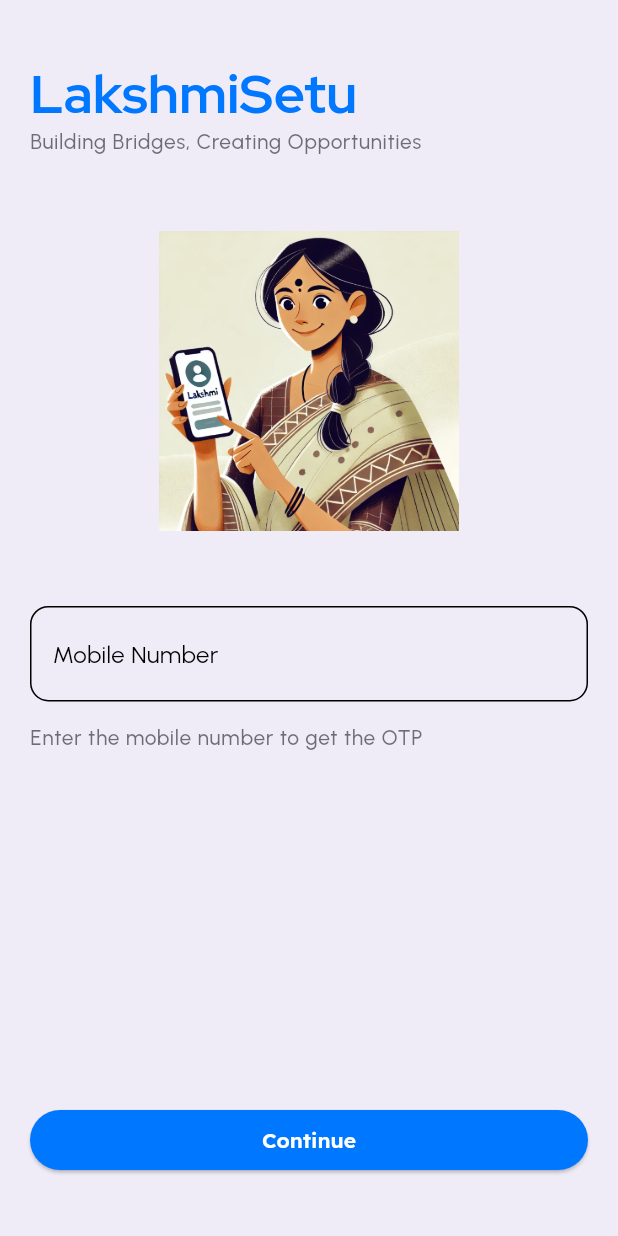
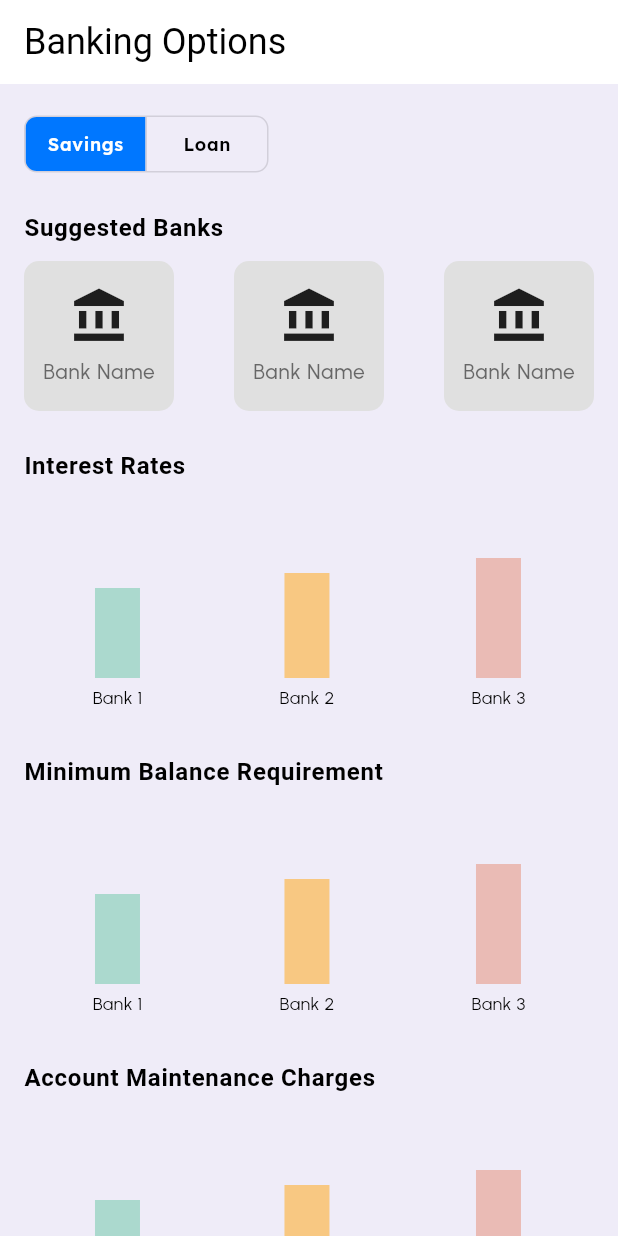
Before and after one commit to anshd258/LakshmiSetu, a Flutter app: the screen it shows after launch, on a phone screen of 412 x 824 dp. Run offline on Flutter 3.47's test engine with Material 3 defaults, Android fonts, the phone set to English and light mode, and no system bars; our stand-ins replace bloc, firebase_core, firebase_crashlytics, flutter_bloc, flutter_screenutil, freezed_annotation and 6 more; missing offline and left inert: talker_bloc_logger; accounts and stored records are empty; generated files the repository leaves out were written again; statements that could not run were skipped.

Commit message:
Banking options screen added

```diff
--- a/lib/app_routes.dart
+++ b/lib/app_routes.dart
@@ -3,6 +3,7 @@ import 'package:go_router/go_router.dart';
 import 'package:lakshmi_setu/core/routes/home_routes.dart';
 import 'package:lakshmi_setu/core/routes/onboarding_routes.dart';
 import 'package:lakshmi_setu/presentation/screens/authentication/page.dart';
+import 'package:lakshmi_setu/presentation/screens/banking/page.dart';
 import 'package:lakshmi_setu/presentation/screens/home/page.dart';
 
 final rootNavigatoinKey = GlobalKey<NavigatorState>(debugLabel: "root");
@@ -25,7 +26,7 @@ void resetShellRouter(BuildContext context) {
 
 GoRouter routes = GoRouter(
   navigatorKey: rootNavigatoinKey,
-  initialLocation: AuthenticationScreen.route,
+  initialLocation: BankingOptionsScreen.route,
   routes: [
     ...onboardingRoutes,
     ...homeRoutes,
--- a/lib/core/routes/home_routes.dart
+++ b/lib/core/routes/home_routes.dart
@@ -1,4 +1,5 @@
 import 'package:go_router/go_router.dart';
+import 'package:lakshmi_setu/presentation/screens/banking/page.dart';
 import 'package:lakshmi_setu/presentation/screens/budgeting/page_budgeting.dart';
 import 'package:lakshmi_setu/presentation/screens/budgeting/page_expenses.dart';
 import 'package:lakshmi_setu/presentation/screens/home/page.dart';
@@ -13,4 +14,8 @@ List<GoRoute> homeRoutes = [
     path: AddExpensePage.route,
     builder: (context, state) => AddExpensePage(),
   ),
+  GoRoute(
+    path: BankingOptionsScreen.route,
+    builder: (context, state) => BankingOptionsScreen(),
+  ),
 ];
--- a/lib/core/theme/text_theme.dart
+++ b/lib/core/theme/text_theme.dart
@@ -29,9 +29,9 @@ class TextThemeLaxmiSetu {
       color: Colors.black,
     ),
     labelSmall: GoogleFonts.lexend(
-      fontSize: 16,
-      fontWeight: FontWeight.w400,
-      color: Colors.black,
+      fontSize: 12,
+      fontWeight: FontWeight.w600,
+      color: Colors.white,
     ),
   );
 }
--- /dev/null
+++ b/lib/presentation/screens/banking/page.dart
@@ -0,0 +1,117 @@
+import 'package:flutter/material.dart';
+import 'package:lakshmi_setu/core/theme/theme_extensions.dart';
+import 'package:lakshmi_setu/presentation/screens/banking/widgets/bar_chart.dart';
+
+class BankingOptionsScreen extends StatefulWidget {
+  static const route = '/bankingOptionsScreen';
+  static const routeName = 'BankingOptionsScreen';
+  const BankingOptionsScreen({super.key});
+
+  @override
+  State<BankingOptionsScreen> createState() => _BankingOptionsScreenState();
+}
+
+class _BankingOptionsScreenState extends State<BankingOptionsScreen> {
+  List<bool> isSelected = [
+    true,
+    false
+  ]; // Toggle state for "Savings" and "Loan"
+
+  @override
+  Widget build(BuildContext context) {
+    return Scaffold(
+      appBar: AppBar(
+        title: Text('Banking Options', style: context.textTheme.headlineSmall),
+        elevation: 0,
+        automaticallyImplyLeading: true,
+      ),
+      body: SingleChildScrollView(
+        child: Padding(
+          padding: const EdgeInsets.all(16.0),
+          child: Column(
+            crossAxisAlignment: CrossAxisAlignment.start,
+            children: [
+              ToggleButtons(
+                isSelected: isSelected,
+                onPressed: (index) {
+                  setState(() {
+                    for (int i = 0; i < isSelected.length; i++) {
+                      isSelected[i] = i == index;
+                    }
+                  });
+                },
+                borderRadius: BorderRadius.circular(8),
+                selectedColor: Colors.white,
+                fillColor: context.colorScheme.primary,
+                color: context.colorScheme.onSurface,
+                textStyle: context.textTheme.labelSmall,
+                constraints: const BoxConstraints(
+                  minHeight: 36,
+                  minWidth: 80,
+                ),
+                children: const [
+                  Text('Savings'),
+                  Text('Loan'),
+                ],
+              ),
+              const SizedBox(height: 20),
+              Text(
+                'Suggested Banks',
+                style: context.textTheme.bodyLarge!
+                    .copyWith(fontWeight: FontWeight.w600),
+              ),
+              const SizedBox(height: 10),
+              Row(
+                mainAxisAlignment: MainAxisAlignment.spaceBetween,
+                children: List.generate(3, (index) {
+                  return Container(
+                    width: 100,
+                    height: 100,
+                    decoration: BoxDecoration(
+                      color: Colors.grey.shade300,
+                      borderRadius: BorderRadius.circular(10),
+                    ),
+                    child: Center(
+                      child: Column(
+                        mainAxisAlignment: MainAxisAlignment.center,
+                        children: [
+                          const Icon(Icons.account_balance, size: 40),
+                          const SizedBox(height: 8),
+                          Text(
+                            'Bank Name',
+                            style: context.textTheme.bodySmall,
+                          ),
+                        ],
+                      ),
+                    ),
+                  );
+                }),
+              ),
+              const SizedBox(height: 25),
+              Text(
+                'Interest Rates',
+                style: context.textTheme.bodyLarge!
+                    .copyWith(fontWeight: FontWeight.w600),
+              ),
+              BarChartWidget(),
+              const SizedBox(height: 30),
+              Text(
+                'Minimum Balance Requirement',
+                style: context.textTheme.bodyLarge!
+                    .copyWith(fontWeight: FontWeight.w600),
+              ),
+              BarChartWidget(),
+              const SizedBox(height: 30),
+              Text(
+                'Account Maintenance Charges',
+                style: context.textTheme.bodyLarge!
+                    .copyWith(fontWeight: FontWeight.w600),
+              ),
+              BarChartWidget(),
+            ],
+          ),
+        ),
+      ),
+    );
+  }
+}
--- /dev/null
+++ b/lib/presentation/screens/banking/widgets/bar_chart.dart
@@ -0,0 +1,38 @@
+import 'package:flutter/material.dart';
+
+class BarChartWidget extends StatelessWidget {
+  const BarChartWidget({super.key});
+
+  @override
+  Widget build(BuildContext context) {
+    return SizedBox(
+      height: 150,
+      child: Row(
+        crossAxisAlignment: CrossAxisAlignment.end,
+        mainAxisAlignment: MainAxisAlignment.spaceAround,
+        children: List.generate(3, (index) {
+          return Column(
+            mainAxisAlignment: MainAxisAlignment.end,
+            children: [
+              Flexible(
+                child: Container(
+                    width: 30,
+                    height: 60 + (index * 10).toDouble(),
+                    color: index == 0
+                        ? Color(0xFFABD9CE)
+                        : index == 1
+                            ? Color(0xFFF8C882)
+                            : Color(0xFFEABBB5)),
+              ),
+              const SizedBox(height: 4),
+              Text(
+                'Bank ${index + 1}',
+                style: const TextStyle(fontSize: 12),
+              ),
+            ],
+          );
+        }),
+      ),
+    );
+  }
+}
--- a/lib/presentation/screens/budgeting/page_budgeting.dart
+++ b/lib/presentation/screens/budgeting/page_budgeting.dart
@@ -98,7 +98,7 @@ class _BudgetingScreenState extends State<BudgetingScreen> {
                       size: 30,
                     ),
                     onPressed: () {
-                      context.go(AddExpensePage.route);
+                      context.push(AddExpensePage.route);
                     },
                   ),
                 ],
```
